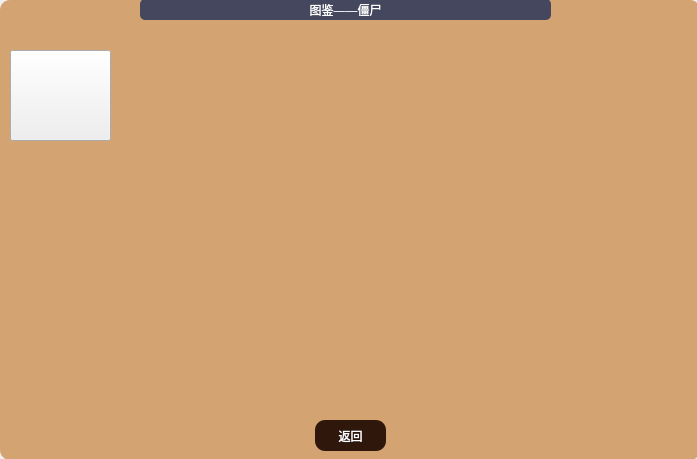
Above: plants-vs-zombies/introducezombies.ui from Flechazotao/PVZ before the change. Below: the same form after it.
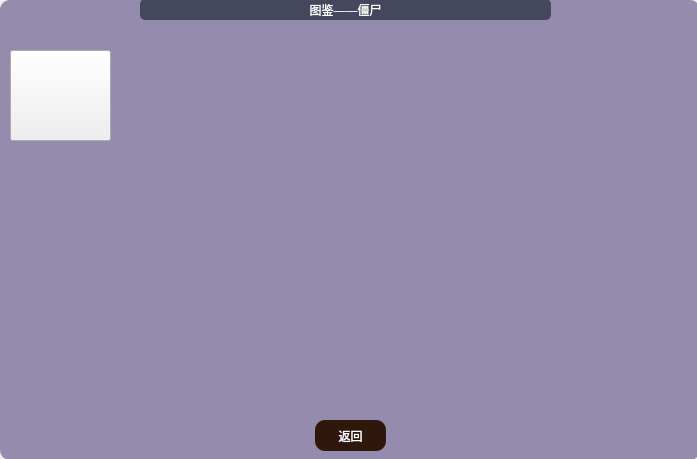
That is the form after the change. Icons and pictures are not drawn.

What changed in the file:
```diff
--- a/plants-vs-zombies/introducezombies.ui
+++ b/plants-vs-zombies/introducezombies.ui
@@ -24,7 +24,7 @@
    </property>
    <property name="styleSheet">
     <string notr="true">QWidget#widget{
-	background-color: rgb(211, 164, 114);
+	background-color: rgb(148, 139, 173);
 	border-radius:10px;
 }</string>
    </property>
@@ -87,9 +87,9 @@
     <widget class="QWidget" name="grass" native="true">
      <property name="geometry">
       <rect>
-       <x>51</x>
+       <x>43</x>
        <y>30</y>
-       <width>163</width>
+       <width>171</width>
        <height>149</height>
       </rect>
      </property>
@@ -100,6 +100,41 @@
 }</string>
      </property>
     </widget>
+    <widget class="QLabel" name="info">
+     <property name="geometry">
+      <rect>
+       <x>20</x>
+       <y>205</y>
+       <width>211</width>
+       <height>181</height>
+      </rect>
+     </property>
+     <property name="text">
+      <string/>
+     </property>
+    </widget>
+    <widget class="QLabel" name="name">
+     <property name="geometry">
+      <rect>
+       <x>68</x>
+       <y>200</y>
+       <width>121</width>
+       <height>25</height>
+      </rect>
+     </property>
+     <property name="styleSheet">
+      <string notr="true">QLabel#name{
+	font: 700 bold 20pt;
+	color: rgb(24, 23, 42);
+}</string>
+     </property>
+     <property name="text">
+      <string/>
+     </property>
+     <property name="alignment">
+      <set>Qt::AlignmentFlag::AlignCenter</set>
+     </property>
+    </widget>
    </widget>
    <widget class="QLabel" name="label">
     <property name="geometry">
```
